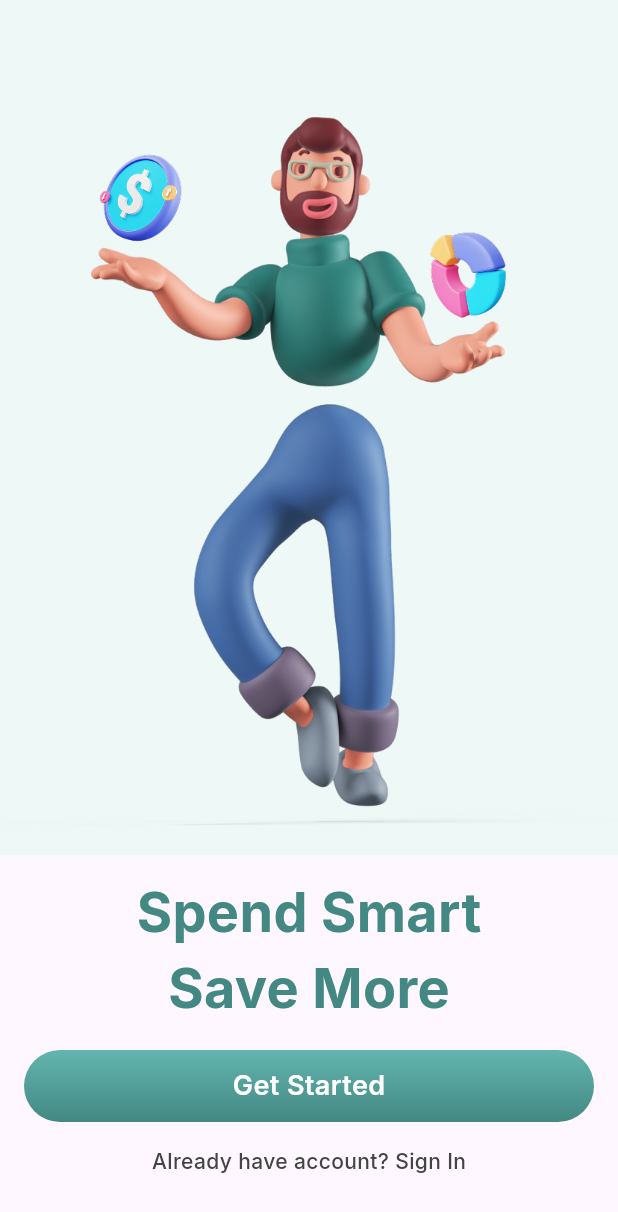
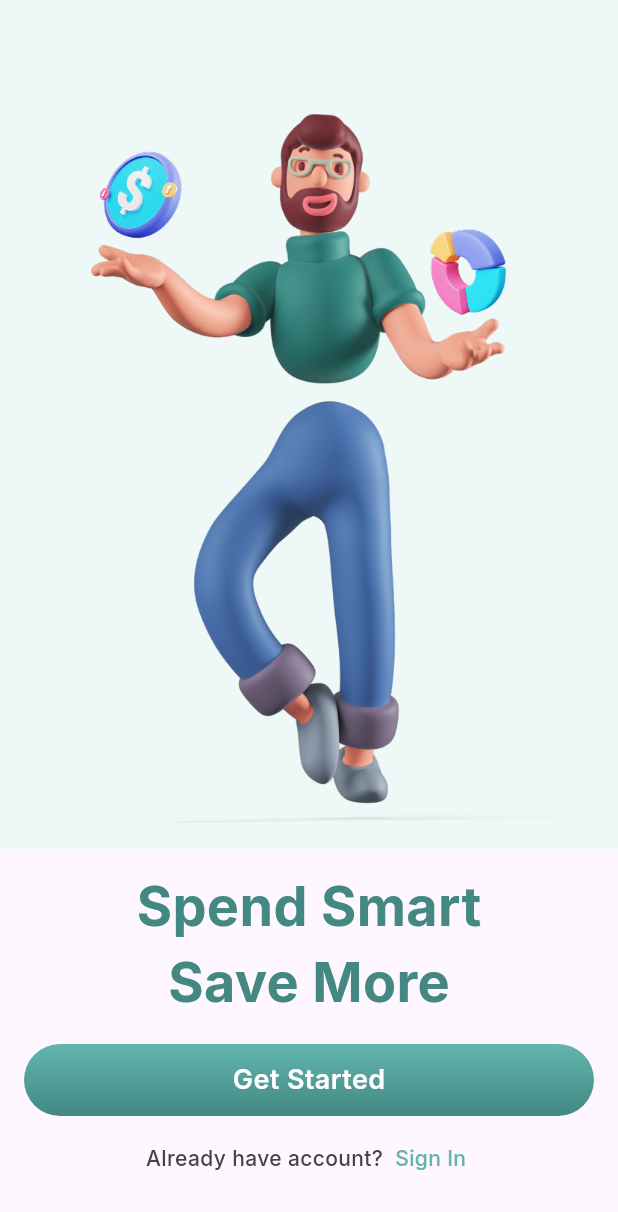
Before and after one commit to hlfs12345/Flutter, a Flutter app: the screen it shows after launch, on a phone screen of 412 x 824 dp. Shown: the top 1212 px of the screen. Run offline on Flutter 3.47's test engine with Material 3 defaults, Android fonts, the phone set to English and light mode, and no system bars.

Commit message:
refactoring onboarding page

```diff
--- a/financy_app/lib/app.dart
+++ b/financy_app/lib/app.dart
@@ -1,4 +1,3 @@
-import 'package:financy_app/features/splash/splash_page.dart';
 import 'package:financy_app/onboarding/onboarding_page.dart';
 import 'package:flutter/material.dart';
 
--- a/financy_app/lib/common/constants/app_colors.dart
+++ b/financy_app/lib/common/constants/app_colors.dart
@@ -15,7 +15,7 @@ class AppColors {
     Color(0xFF438883),
   ];
 
-  static const List<Color> InativeGradientColor = [
+  static const List<Color> inativeGradientColor = [
     Color(0xFFB3B6B6),
     Color(0xFF838383),
   ];
--- /dev/null
+++ b/financy_app/lib/common/widgets/action_text_button.dart
@@ -0,0 +1,44 @@
+import 'package:financy_app/common/constants/app_colors.dart';
+import 'package:financy_app/common/constants/app_text_styles.dart';
+import 'package:flutter/material.dart';
+
+class CustomTextButton extends StatelessWidget {
+  final String primaryText;
+  final String actionText;
+  final VoidCallback? onPressed;
+  const CustomTextButton({
+    super.key,
+    required this.primaryText,
+    required this.actionText,
+    this.onPressed,
+  });
+
+  @override
+  Widget build(BuildContext context) {
+    return Row(
+      mainAxisAlignment: MainAxisAlignment.center,
+      children: [
+        Text(
+          primaryText,
+          style: AppTextStyles.smallText.copyWith(color: AppColors.gray),
+        ),
+        Material(
+          color: Colors.transparent,
+          child: InkWell(
+            onTap: onPressed,
+            borderRadius: BorderRadius.circular(4),
+            child: Padding(
+              padding: const EdgeInsets.symmetric(horizontal: 4, vertical: 2),
+              child: Text(
+                actionText,
+                style: AppTextStyles.smallText.copyWith(
+                  color: AppColors.initialGradientColor,
+                ),
+              ),
+            ),
+          ),
+        ),
+      ],
+    );
+  }
+}
--- a/financy_app/lib/common/widgets/primary_button.dart
+++ b/financy_app/lib/common/widgets/primary_button.dart
@@ -13,7 +13,8 @@ class PrimaryButton extends StatelessWidget {
 
   @override
   Widget build(BuildContext context) {
-    return Ink(
+    return Material(
+      child: Ink(
         height: 48.0,
         decoration: BoxDecoration(
           borderRadius: _borderRadius,
@@ -22,7 +23,7 @@ class PrimaryButton extends StatelessWidget {
             end: Alignment.bottomCenter,
             colors: onPressed != null
                 ? AppColors.gradientColor
-              : AppColors.InativeGradientColor,
+                : AppColors.inativeGradientColor,
           ),
         ),
         child: InkWell(
@@ -37,6 +38,7 @@ class PrimaryButton extends StatelessWidget {
             ),
           ),
         ),
+      ),
     );
   }
 }
--- a/financy_app/lib/onboarding/onboarding_page.dart
+++ b/financy_app/lib/onboarding/onboarding_page.dart
@@ -1,5 +1,6 @@
 import 'package:financy_app/common/constants/app_colors.dart';
 import 'package:financy_app/common/constants/app_text_styles.dart';
+import 'package:financy_app/common/widgets/action_text_button.dart';
 import 'package:financy_app/common/widgets/primary_button.dart';
 import 'package:flutter/material.dart';
 
@@ -12,17 +13,16 @@ class OnboardingPage extends StatelessWidget {
       body: Column(
         children: <Widget>[
           Expanded(
-            flex: 2,
             child: Container(
               color: AppColors.iceWhite,
               child: Padding(
-                padding: const EdgeInsets.only(top: 70.0,),
+                padding: const EdgeInsets.only(top: 70.0),
                 child: Image.asset('assets/images/man.png'),
               ),
             ),
           ),
           Padding(
-            padding: const EdgeInsets.only(top : 12.0),
+            padding: const EdgeInsets.only(top: 12.0),
             child: Text(
               'Spend Smart',
               style: AppTextStyles.mediumText.copyWith(
@@ -38,11 +38,12 @@ class OnboardingPage extends StatelessWidget {
           ),
           Padding(
             padding: const EdgeInsets.all(16.0),
-            child: PrimaryButton(text: 'Get Started', onPressed: () {},),
+            child: PrimaryButton(text: 'Get Started', onPressed: () => print('teste')),
           ),
-          Text(
-            'Already have account? Sign In',
-            style: AppTextStyles.smallText.copyWith(color: AppColors.gray),
+          CustomTextButton(
+            primaryText: 'Already have account? ',
+            actionText: 'Sign In',
+            onPressed: () => print('teste'),
           ),
           const SizedBox(height: 40.0),
         ],
```
Lines whose indentation alone changed are shown as unchanged.
